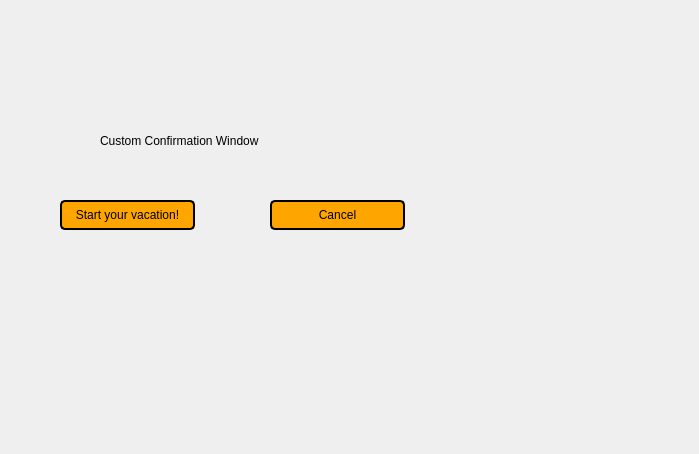
brivero0/TeamMagmar, file EuropeanVacation/tconfirmcustom.ui: the form before one commit.
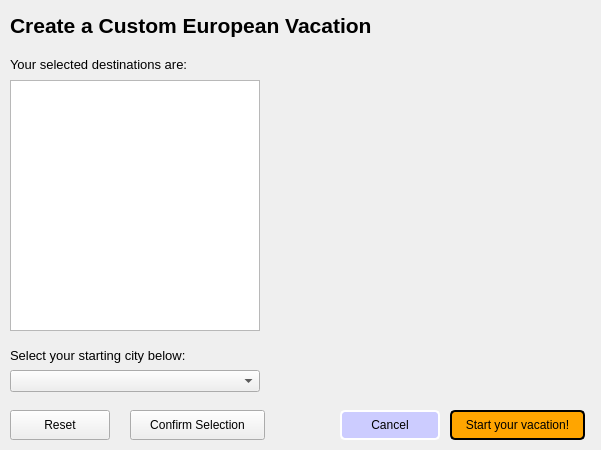
The form after the commit. The open tabs and pages were chosen to show the change.

Commit message:
my updates to tconfirmcustom and ttravelsimulation
work in progress

```diff
--- a/EuropeanVacation/tconfirmcustom.ui
+++ b/EuropeanVacation/tconfirmcustom.ui
@@ -6,31 +6,31 @@
    <rect>
     <x>0</x>
     <y>0</y>
-    <width>699</width>
-    <height>454</height>
+    <width>601</width>
+    <height>450</height>
    </rect>
   </property>
   <property name="windowTitle">
    <string>Form</string>
   </property>
-  <widget class="QLabel" name="label">
+  <widget class="QLabel" name="confirmCustomLabel">
    <property name="geometry">
     <rect>
-     <x>100</x>
-     <y>110</y>
-     <width>231</width>
-     <height>61</height>
+     <x>10</x>
+     <y>10</y>
+     <width>681</width>
+     <height>31</height>
     </rect>
    </property>
    <property name="text">
-    <string>Custom Confirmation Window </string>
+    <string>&lt;html&gt;&lt;head/&gt;&lt;body&gt;&lt;p&gt;&lt;span style=&quot; font-size:16pt; font-weight:600;&quot;&gt;Create a Custom European Vacation&lt;/span&gt;&lt;/p&gt;&lt;/body&gt;&lt;/html&gt;</string>
    </property>
   </widget>
   <widget class="QPushButton" name="startSimulationBtn2">
    <property name="geometry">
     <rect>
-     <x>60</x>
-     <y>200</y>
+     <x>450</x>
+     <y>410</y>
      <width>135</width>
      <height>30</height>
     </rect>
@@ -49,16 +49,16 @@
   <widget class="QPushButton" name="cancelButton">
    <property name="geometry">
     <rect>
-     <x>270</x>
-     <y>200</y>
-     <width>135</width>
+     <x>340</x>
+     <y>410</y>
+     <width>100</width>
      <height>30</height>
     </rect>
    </property>
    <property name="styleSheet">
-    <string notr="true">background-color:#ffa500;
+    <string notr="true">background-color:#ccccff;
 border-style: solid;
-border-color: black;
+border-color: white;
 border-width: 2px;
 border-radius: 5px;</string>
    </property>
@@ -66,6 +66,141 @@
     <string>Cancel</string>
    </property>
   </widget>
+  <widget class="QPushButton" name="resetSelectionButton">
+   <property name="geometry">
+    <rect>
+     <x>10</x>
+     <y>410</y>
+     <width>100</width>
+     <height>30</height>
+    </rect>
+   </property>
+   <property name="text">
+    <string>Reset</string>
+   </property>
+  </widget>
+  <widget class="QPushButton" name="confirmSelectionButon">
+   <property name="geometry">
+    <rect>
+     <x>130</x>
+     <y>410</y>
+     <width>135</width>
+     <height>30</height>
+    </rect>
+   </property>
+   <property name="text">
+    <string>Confirm Selection</string>
+   </property>
+  </widget>
+  <widget class="QStackedWidget" name="stackedWidget">
+   <property name="geometry">
+    <rect>
+     <x>0</x>
+     <y>50</y>
+     <width>271</width>
+     <height>351</height>
+    </rect>
+   </property>
+   <widget class="QWidget" name="selectCityPage">
+    <widget class="QListWidget" name="availDestListWidget">
+     <property name="geometry">
+      <rect>
+       <x>10</x>
+       <y>30</y>
+       <width>250</width>
+       <height>311</height>
+      </rect>
+     </property>
+     <property name="sizePolicy">
+      <sizepolicy hsizetype="Expanding" vsizetype="Expanding">
+       <horstretch>0</horstretch>
+       <verstretch>0</verstretch>
+      </sizepolicy>
+     </property>
+     <property name="editTriggers">
+      <set>QAbstractItemView::SelectedClicked</set>
+     </property>
+     <property name="alternatingRowColors">
+      <bool>false</bool>
+     </property>
+     <property name="selectionMode">
+      <enum>QAbstractItemView::MultiSelection</enum>
+     </property>
+     <property name="selectionBehavior">
+      <enum>QAbstractItemView::SelectRows</enum>
+     </property>
+     <property name="layoutMode">
+      <enum>QListView::SinglePass</enum>
+     </property>
+    </widget>
+    <widget class="QLabel" name="label">
+     <property name="geometry">
+      <rect>
+       <x>10</x>
+       <y>5</y>
+       <width>250</width>
+       <height>20</height>
+      </rect>
+     </property>
+     <property name="text">
+      <string>&lt;html&gt;&lt;head/&gt;&lt;body&gt;&lt;p&gt;&lt;span style=&quot; font-size:10pt;&quot;&gt;Select your destinations below.&lt;/span&gt;&lt;/p&gt;&lt;/body&gt;&lt;/html&gt;</string>
+     </property>
+    </widget>
+   </widget>
+   <widget class="QWidget" name="confirmSelectionPage">
+    <widget class="QLabel" name="confirmedDestLabel">
+     <property name="geometry">
+      <rect>
+       <x>10</x>
+       <y>5</y>
+       <width>250</width>
+       <height>20</height>
+      </rect>
+     </property>
+     <property name="text">
+      <string>&lt;html&gt;&lt;head/&gt;&lt;body&gt;&lt;p&gt;&lt;span style=&quot; font-size:10pt;&quot;&gt;Your selected destinations are:&lt;/span&gt;&lt;/p&gt;&lt;/body&gt;&lt;/html&gt;</string>
+     </property>
+    </widget>
+    <widget class="QListWidget" name="confirmListWidget">
+     <property name="geometry">
+      <rect>
+       <x>10</x>
+       <y>30</y>
+       <width>250</width>
+       <height>251</height>
+      </rect>
+     </property>
+    </widget>
+    <widget class="QLabel" name="startCityLabel">
+     <property name="geometry">
+      <rect>
+       <x>10</x>
+       <y>290</y>
+       <width>251</width>
+       <height>31</height>
+      </rect>
+     </property>
+     <property name="text">
+      <string>&lt;html&gt;&lt;head/&gt;&lt;body&gt;&lt;p&gt;&lt;span style=&quot; font-size:10pt;&quot;&gt;Select your starting city below:&lt;/span&gt;&lt;/p&gt;&lt;/body&gt;&lt;/html&gt;</string>
+     </property>
+    </widget>
+    <widget class="QComboBox" name="startCityComboBox">
+     <property name="geometry">
+      <rect>
+       <x>10</x>
+       <y>320</y>
+       <width>250</width>
+       <height>22</height>
+      </rect>
+     </property>
+     <item>
+      <property name="text">
+       <string/>
+      </property>
+     </item>
+    </widget>
+   </widget>
+  </widget>
  </widget>
  <resources/>
  <connections/>
```
Left out of the diff: 2 changed lines with no effect on the pictures. The commit also changes 5 other files.
